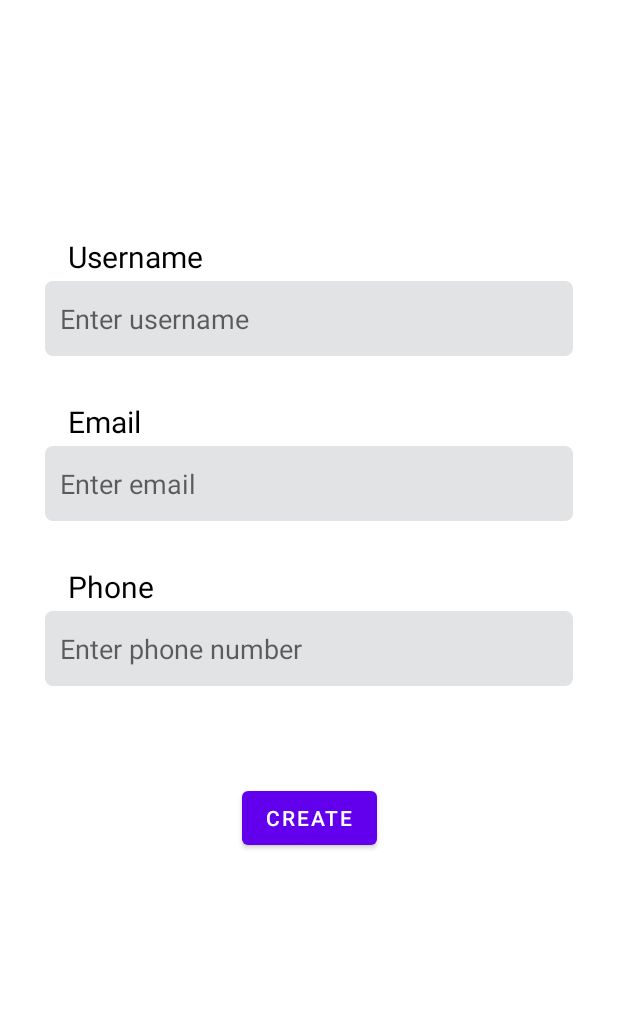
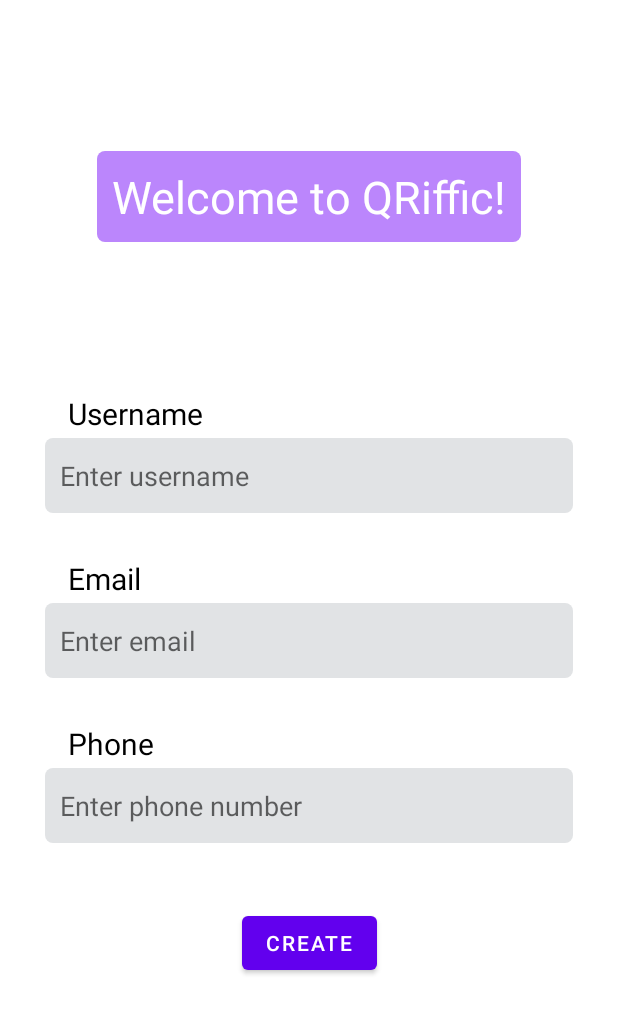
Before and after one commit to CMPUT301W23T13/QRiffic, an Android app: the screen it shows after launch (MainActivity), on a phone screen of 412 x 824 dp. Shown: the top 1014 px of the screen. Run offline under Robolectric (Android 15) with nearby library versions, the phone set to English and light mode, and no system bars; our stand-ins replace navigation-ui.

```diff
--- a/app/src/main/java/com/example/qriffic/FragmentSearchUser.java
+++ b/app/src/main/java/com/example/qriffic/FragmentSearchUser.java
@@ -2,10 +2,12 @@ package com.example.qriffic;
 
 import android.os.Bundle;
 
+import androidx.annotation.NonNull;
 import androidx.fragment.app.Fragment;
 import androidx.navigation.NavController;
 import androidx.navigation.Navigation;
 
+import android.transition.TransitionInflater;
 import android.view.LayoutInflater;
 import android.view.View;
 import android.view.ViewGroup;
@@ -43,6 +45,9 @@ public class FragmentSearchUser extends Fragment {
     @Override
     public void onCreate(Bundle savedInstanceState) {
         super.onCreate(savedInstanceState);
+        TransitionInflater inflater = TransitionInflater.from(requireContext());
+        setEnterTransition(inflater.inflateTransition(R.transition.slide_right));
+        setExitTransition(inflater.inflateTransition(R.transition.fade));
     }
 
     @Override
--- a/app/src/main/java/com/example/qriffic/MainActivity.java
+++ b/app/src/main/java/com/example/qriffic/MainActivity.java
@@ -96,7 +96,7 @@ public class MainActivity extends AppCompatActivity {
         bundle.putString("username", username);
         fr.setArguments(bundle);
 
-        FragmentTransaction transaction1 = getSupportFragmentManager().beginTransaction();
+        FragmentTransaction transaction1 = getSupportFragmentManager().beginTransaction().setReorderingAllowed(true);
         transaction1.add(R.id.fragmentContainerView, fr);
 
         transaction1.commit();
--- a/app/src/main/res/layout/fragment_user_searched_profile.xml
+++ b/app/src/main/res/layout/fragment_user_searched_profile.xml
@@ -264,7 +264,7 @@
             android:layout_height="wrap_content"
             android:layout_marginTop="20dp"
 
-            android:text="@string/empty_qrmon_label"
+            android:text="They don't have any!"
             android:textAlignment="center"
             android:textColor="@color/boxDarkGrey"
             android:textSize="20sp"
--- a/app/src/main/res/layout/profile_create.xml
+++ b/app/src/main/res/layout/profile_create.xml
@@ -13,6 +13,22 @@
         android:layout_width="match_parent"
         android:layout_height="match_parent">
 
+        <TextView
+            android:id="@+id/welcome_text"
+            android:layout_width="wrap_content"
+            android:layout_height="wrap_content"
+            android:background="@drawable/rounded_corner"
+            android:backgroundTint="@color/purple_200"
+            android:padding="10dp"
+
+            android:text="Welcome to QRiffic!"
+            android:textColor="@color/white"
+            android:textSize="30sp"
+            app:layout_constraintBottom_toTopOf="@+id/linearLayout"
+            app:layout_constraintEnd_toEndOf="parent"
+            app:layout_constraintStart_toStartOf="parent"
+            app:layout_constraintTop_toTopOf="parent" />
+
         <LinearLayout
             android:id="@+id/linearLayout"
             android:layout_width="match_parent"
@@ -23,7 +39,7 @@
             app:layout_constraintEnd_toEndOf="parent"
             app:layout_constraintStart_toStartOf="parent"
             app:layout_constraintTop_toTopOf="parent"
-            app:layout_constraintVertical_bias="0.3">
+            app:layout_constraintVertical_bias="0.5">
 
             <TextView
                 android:id="@+id/username"
--- a/app/src/main/res/navigation/nav_graph.xml
+++ b/app/src/main/res/navigation/nav_graph.xml
@@ -8,7 +8,7 @@
     <fragment
         android:id="@+id/nav_profileCreate"
         android:name="com.example.qriffic.FragmentProfileCreate"
-        android:label="@string/second_fragment_label"
+        android:label="Create Profile"
         tools:layout="@layout/profile_create">
         <action
             android:id="@+id/action_ProfileCreate_to_userProfile"
@@ -69,7 +69,7 @@
     <fragment
         android:id="@+id/nav_scanner"
         android:name="com.example.qriffic.FragmentScanner"
-        android:label="FragmentScanner"
+        android:label="Scanner"
         tools:layout="@layout/fragment_scanner">
         <action
             android:id="@+id/action_nav_scanner_to_nav_capture_screen"
@@ -92,7 +92,7 @@
     <fragment
         android:id="@+id/fragmentUserSearchedProfile"
         android:name="com.example.qriffic.FragmentUserSearchedProfile"
-        android:label="FragmentUserSearchedProfile" >
+        android:label="Searched Profile">
         <action
             android:id="@+id/action_fragmentUserSearchedProfile_to_nav_QRDetail"
             app:destination="@id/nav_QRDetail" />
--- /dev/null
+++ b/app/src/main/res/transition/fade.xml
@@ -0,0 +1,3 @@
+<?xml version="1.0" encoding="utf-8"?>
+<fade xmlns:android="http://schemas.android.com/apk/res/android"
+    android:duration="@android:integer/config_shortAnimTime"/>
--- /dev/null
+++ b/app/src/main/res/transition/slide_right.xml
@@ -0,0 +1,4 @@
+<?xml version="1.0" encoding="utf-8"?>
+<slide xmlns:android="http://schemas.android.com/apk/res/android"
+    android:duration="@android:integer/config_shortAnimTime"
+    android:slideEdge="right" />
```
Also changed, not shown: app/src/main/java/com/example/qriffic/FragmentCaptureScreen.java (+4 -6 lines), app/src/main/java/com/example/qriffic/FragmentLeaderboard.java (+16 -0 lines), app/src/main/java/com/example/qriffic/FragmentProfileUpdate.java (+23 -2 lines), app/src/main/java/com/example/qriffic/FragmentQRDetail.java (+22 -4 lines), app/src/main/java/com/example/qriffic/FragmentScanner.java (+10 -0 lines), app/src/main/java/com/example/qriffic/FragmentUserProfile.java (+13 -0 lines), app/src/main/java/com/example/qriffic/FragmentUserSearchedProfile.java (+14 -0 lines).
